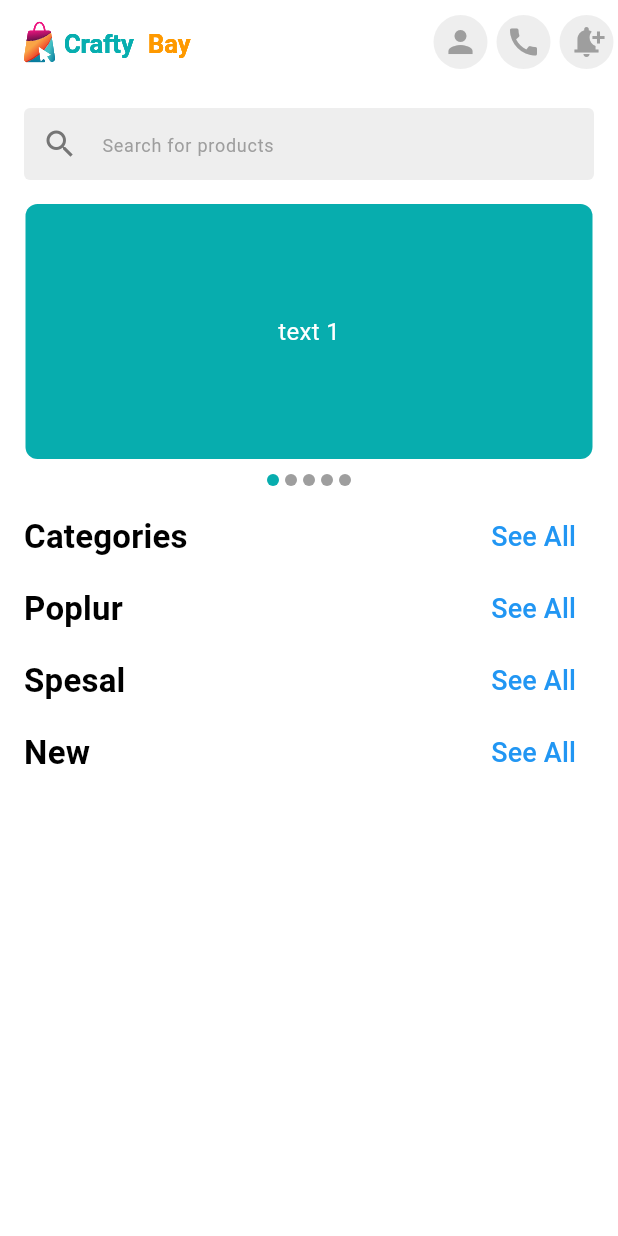
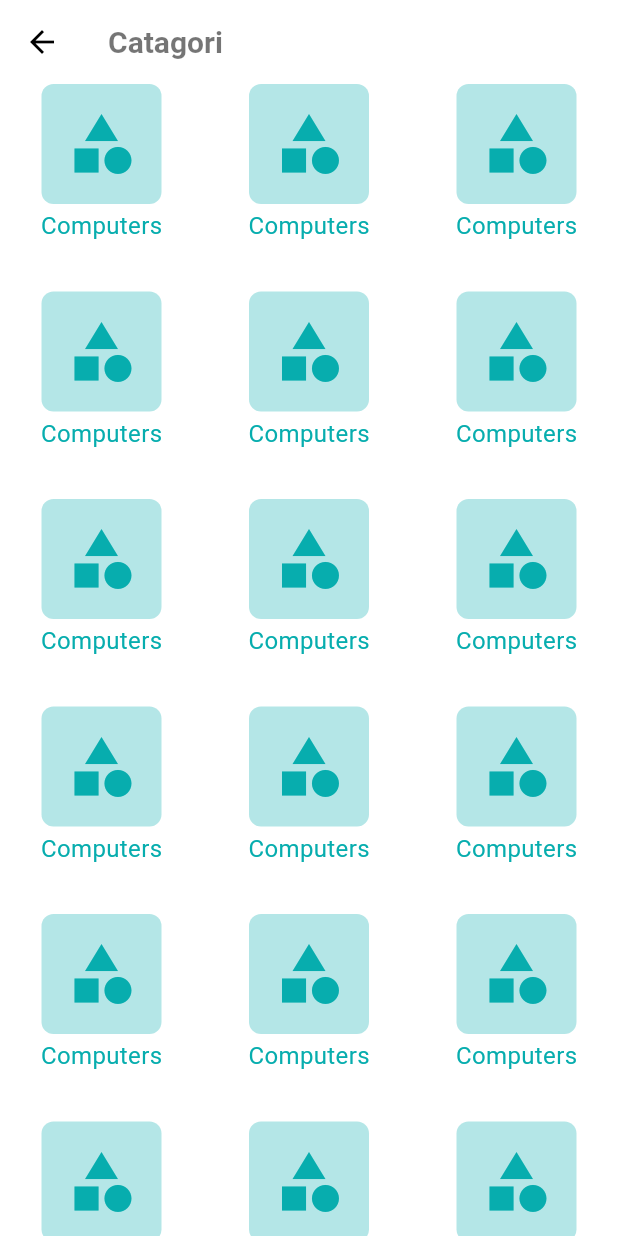
Before and after one commit to Ismail66668/CraftyByEcommers, a Flutter app: the screen it shows after launch, after a tap on "LOGIN", after a tap on "See All", on a phone screen of 412 x 824 dp. Run offline on Flutter 3.47's test engine with Material 3 defaults, Android fonts, the phone set to English and light mode, and no system bars; drawn by our look-alikes of carousel_slider; our stand-ins replace firebase_core, firebase_crashlytics, flutter_svg, pin_code_fields; accounts and stored records are empty.

Commit message:
product catagoris screen

```diff
--- a/lib/app/app_routes.dart
+++ b/lib/app/app_routes.dart
@@ -4,7 +4,8 @@ import 'package:ostad_ecommers_app/features/auth/loging_screen.dart';
 import 'package:ostad_ecommers_app/features/auth/otp_verification.dart';
 import 'package:ostad_ecommers_app/features/auth/set_password.dart';
 import 'package:ostad_ecommers_app/features/auth/singup_screen.dart';
-import 'package:ostad_ecommers_app/features/ui/screen/home_screen/ui/screen/home_screen.dart';
+import 'package:ostad_ecommers_app/features/home/ui/screen/home_screen.dart';
+import 'package:ostad_ecommers_app/features/product/ui/screen/product_catagori_screen.dart';
 
 import '../features/auth/splash_screen.dart';
 
@@ -19,14 +20,16 @@ class AppRoutes {
     } else if (settings.name == SingupScreen.name) {
       screenWidget = const SingupScreen();
     } else if (settings.name == EmailVerification.name) {
-      screenWidget = const EmailVerification();
+      screenWidget = EmailVerification();
     } else if (settings.name == OtpVerification.name) {
       screenWidget = OtpVerification();
     } else if (settings.name == SetPassword.name) {
       screenWidget = const SetPassword();
     } else if (settings.name == HomeScreen.name) {
       screenWidget = const HomeScreen();
-    } else {}
+    } else if (settings.name == ProductCatagoriScreen.name) {
+      screenWidget = const ProductCatagoriScreen();
+    }
 
     return MaterialPageRoute(builder: (context) => screenWidget);
   }
--- a/lib/app/app_thems.dart
+++ b/lib/app/app_thems.dart
@@ -4,6 +4,11 @@ import 'package:ostad_ecommers_app/app/app_colors.dart';
 class AppThemes {
   static ThemeData get lightThemsData {
     return ThemeData(
+      appBarTheme: const AppBarTheme(
+          titleTextStyle: TextStyle(
+              fontSize: 20,
+              fontWeight: FontWeight.w600,
+              color: Colors.black54)),
       inputDecorationTheme: InputDecorationTheme(
         labelStyle: const TextStyle(
             color: Colors.grey, fontSize: 14, fontWeight: FontWeight.w400),
--- a/lib/features/auth/email_verification.dart
+++ b/lib/features/auth/email_verification.dart
@@ -1,15 +1,14 @@
 import 'package:flutter/material.dart';
 import 'package:ostad_ecommers_app/features/auth/otp_verification.dart';
-import 'package:ostad_ecommers_app/features/ui/widgets/app_logo.dart';
+import 'package:ostad_ecommers_app/features/app_widgets/app_logo.dart';
 
 class EmailVerification extends StatelessWidget {
-  const EmailVerification({super.key});
+  EmailVerification({super.key});
   static const String name = '/emailVerify';
+  final TextEditingController _emailController = TextEditingController();
 
   @override
   Widget build(BuildContext context) {
-    final TextEditingController _emailController = TextEditingController();
-
     return Scaffold(
       body: SafeArea(
           child: Padding(
--- a/lib/features/auth/loging_screen.dart
+++ b/lib/features/auth/loging_screen.dart
@@ -1,7 +1,7 @@
 import 'package:flutter/gestures.dart';
 import 'package:flutter/material.dart';
-import 'package:ostad_ecommers_app/features/ui/screen/home_screen/ui/screen/home_screen.dart';
-import 'package:ostad_ecommers_app/features/ui/widgets/app_logo.dart';
+import 'package:ostad_ecommers_app/features/home/ui/screen/home_screen.dart';
+import 'package:ostad_ecommers_app/features/app_widgets/app_logo.dart';
 
 class LogingScreen extends StatefulWidget {
   const LogingScreen({super.key});
--- a/lib/features/auth/otp_verification.dart
+++ b/lib/features/auth/otp_verification.dart
@@ -1,6 +1,6 @@
 import 'package:flutter/material.dart';
 import 'package:ostad_ecommers_app/features/auth/set_password.dart';
-import 'package:ostad_ecommers_app/features/ui/widgets/app_logo.dart';
+import 'package:ostad_ecommers_app/features/app_widgets/app_logo.dart';
 import 'package:pin_code_fields/pin_code_fields.dart';
 
 class OtpVerification extends StatelessWidget {
--- a/lib/features/auth/set_password.dart
+++ b/lib/features/auth/set_password.dart
@@ -1,6 +1,6 @@
 import 'package:flutter/material.dart';
 import 'package:ostad_ecommers_app/features/auth/loging_screen.dart';
-import 'package:ostad_ecommers_app/features/ui/widgets/app_logo.dart';
+import 'package:ostad_ecommers_app/features/app_widgets/app_logo.dart';
 
 class SetPassword extends StatefulWidget {
   const SetPassword({super.key});
--- a/lib/features/auth/singup_screen.dart
+++ b/lib/features/auth/singup_screen.dart
@@ -2,7 +2,7 @@ import 'package:flutter/gestures.dart';
 import 'package:flutter/material.dart';
 import 'package:ostad_ecommers_app/features/auth/email_verification.dart';
 import 'package:ostad_ecommers_app/features/auth/loging_screen.dart';
-import 'package:ostad_ecommers_app/features/ui/widgets/app_logo.dart';
+import 'package:ostad_ecommers_app/features/app_widgets/app_logo.dart';
 
 class SingupScreen extends StatefulWidget {
   const SingupScreen({super.key});
--- a/lib/features/auth/splash_screen.dart
+++ b/lib/features/auth/splash_screen.dart
@@ -2,7 +2,7 @@ import 'dart:async';
 
 import 'package:flutter/material.dart';
 import 'package:ostad_ecommers_app/features/auth/loging_screen.dart';
-import 'package:ostad_ecommers_app/features/ui/widgets/app_logo.dart';
+import 'package:ostad_ecommers_app/features/app_widgets/app_logo.dart';
 
 class SplashScreen extends StatefulWidget {
   const SplashScreen({super.key});
--- a/lib/features/ui/screen/home_screen/ui/screen/home_screen.dart
+++ b/lib/features/home/ui/screen/home_screen.dart
@@ -1,10 +1,12 @@
 import 'package:flutter/material.dart';
 import 'package:flutter_svg/svg.dart';
 import 'package:ostad_ecommers_app/app/asste_path.dart';
-import 'package:ostad_ecommers_app/features/ui/screen/home_screen/ui/widgets/app_bar_icons.dart';
-import 'package:ostad_ecommers_app/features/ui/screen/home_screen/ui/widgets/product_searcg_bar.dart';
+import 'package:ostad_ecommers_app/features/app_widgets/app_bar_icons.dart';
+import 'package:ostad_ecommers_app/features/home/widgets/product_catagori_items.dart';
+import 'package:ostad_ecommers_app/features/home/widgets/product_searcg_bar.dart';
+import 'package:ostad_ecommers_app/features/product/ui/screen/product_catagori_screen.dart';
 
-import '../widgets/home_carucle_slider.dart';
+import '../../widgets/home_carucle_slider.dart';
 
 class HomeScreen extends StatefulWidget {
   const HomeScreen({super.key});
@@ -21,7 +23,7 @@ class _HomeScreenState extends State<HomeScreen> {
       appBar: _appBar(),
       body: SingleChildScrollView(
         child: Padding(
-          padding: EdgeInsets.symmetric(horizontal: 16.0),
+          padding: const EdgeInsets.symmetric(horizontal: 16.0),
           child: Column(
             children: [
               const SizedBox(height: 16),
@@ -29,7 +31,14 @@ class _HomeScreenState extends State<HomeScreen> {
               const SizedBox(height: 16),
               const HomeCarosulSlider(),
               const SizedBox(height: 10),
-              _sectionHeader(() {}, 'Categories', 'See All'),
+              _sectionHeader(() {
+                Navigator.pushNamed(context, ProductCatagoriScreen.name);
+              }, 'All Catagori', 'See All'),
+              const SizedBox(height: 10),
+              SizedBox(
+                height: 130,
+                child: getCatagoriList(),
+              ),
               _sectionHeader(() {}, 'Poplur', 'See All'),
               _sectionHeader(() {}, 'Spesal', 'See All'),
               _sectionHeader(() {}, 'New', 'See All'),
@@ -40,13 +49,28 @@ class _HomeScreenState extends State<HomeScreen> {
     );
   }
 
+  Widget getCatagoriList() {
+    return ListView.builder(
+      scrollDirection: Axis.horizontal,
+      shrinkWrap: true,
+      primary: false,
+      itemCount: 5,
+      itemBuilder: (context, index) {
+        return const Card(
+          elevation: 0,
+          child: ProductCatagoriItems(),
+        );
+      },
+    );
+  }
+
   Widget _sectionHeader(VoidCallback onTap, String title, String buttonText) {
     return Row(
       children: [
         Text(title, style: Theme.of(context).textTheme.titleMedium),
         const Spacer(),
         TextButton(
-          onPressed: () {},
+          onPressed: onTap,
           child: Text(buttonText,
               style: Theme.of(context).textTheme.titleSmall?.copyWith(
                     color: Colors.blue,
--- /dev/null
+++ b/lib/features/home/widgets/product_catagori_items.dart
@@ -0,0 +1,30 @@
+import 'package:flutter/material.dart';
+import 'package:ostad_ecommers_app/app/app_colors.dart';
+
+class ProductCatagoriItems extends StatelessWidget {
+  const ProductCatagoriItems({
+    super.key,
+  });
+
+  @override
+  Widget build(BuildContext context) {
+    return Column(
+      children: [
+        Container(
+          padding: const EdgeInsets.all(16),
+          decoration: BoxDecoration(
+            borderRadius: BorderRadius.circular(8),
+            color: AppColors.themeColor.withOpacity(0.3),
+          ),
+          child: Icon(Icons.category, size: 48, color: AppColors.themeColor),
+        ),
+        const SizedBox(height: 3),
+        Text('Computers',
+            style: Theme.of(context)
+                .textTheme
+                .bodyMedium
+                ?.copyWith(color: AppColors.themeColor)),
+      ],
+    );
+  }
+}
--- /dev/null
+++ b/lib/features/product/ui/screen/product_catagori_screen.dart
@@ -0,0 +1,35 @@
+import 'package:flutter/material.dart';
+import 'package:ostad_ecommers_app/features/home/widgets/product_catagori_items.dart';
+
+class ProductCatagoriScreen extends StatefulWidget {
+  const ProductCatagoriScreen({super.key});
+  static const String name = '/product_catagori';
+
+  @override
+  State<ProductCatagoriScreen> createState() => _ProductCatagoriScreenState();
+}
+
+class _ProductCatagoriScreenState extends State<ProductCatagoriScreen> {
+  @override
+  Widget build(BuildContext context) {
+    return Scaffold(
+      appBar: AppBar(
+        title: const Text('Catagori'),
+      ),
+      body: SingleChildScrollView(
+          child: GridView.builder(
+        itemCount: 30,
+        shrinkWrap: true,
+        physics: const NeverScrollableScrollPhysics(),
+        gridDelegate: const SliverGridDelegateWithFixedCrossAxisCount(
+          crossAxisCount: 3,
+          crossAxisSpacing: 3.0,
+          mainAxisSpacing: 3.0,
+        ),
+        itemBuilder: (context, index) {
+          return const ProductCatagoriItems();
+        },
+      )),
+    );
+  }
+}
--- a/pubspec.yaml
+++ b/pubspec.yaml
@@ -23,6 +23,7 @@ dependencies:
   email_validator:
   pin_code_fields:
   carousel_slider:
+  get:
 
 dev_dependencies:
   flutter_test:
```
Also changed, not shown: lib/features/app_widgets/app_bar_icons.dart (renamed from lib/features/ui/screen/home_screen/ui/widgets/app_bar_icons.dart), lib/features/app_widgets/app_logo.dart (renamed from lib/features/ui/widgets/app_logo.dart), lib/features/home/widgets/home_carucle_slider.dart (renamed from lib/features/ui/screen/home_screen/ui/widgets/home_carucle_slider.dart), lib/features/home/widgets/product_searcg_bar.dart (renamed from lib/features/ui/screen/home_screen/ui/widgets/product_searcg_bar.dart), pubspec.lock.
